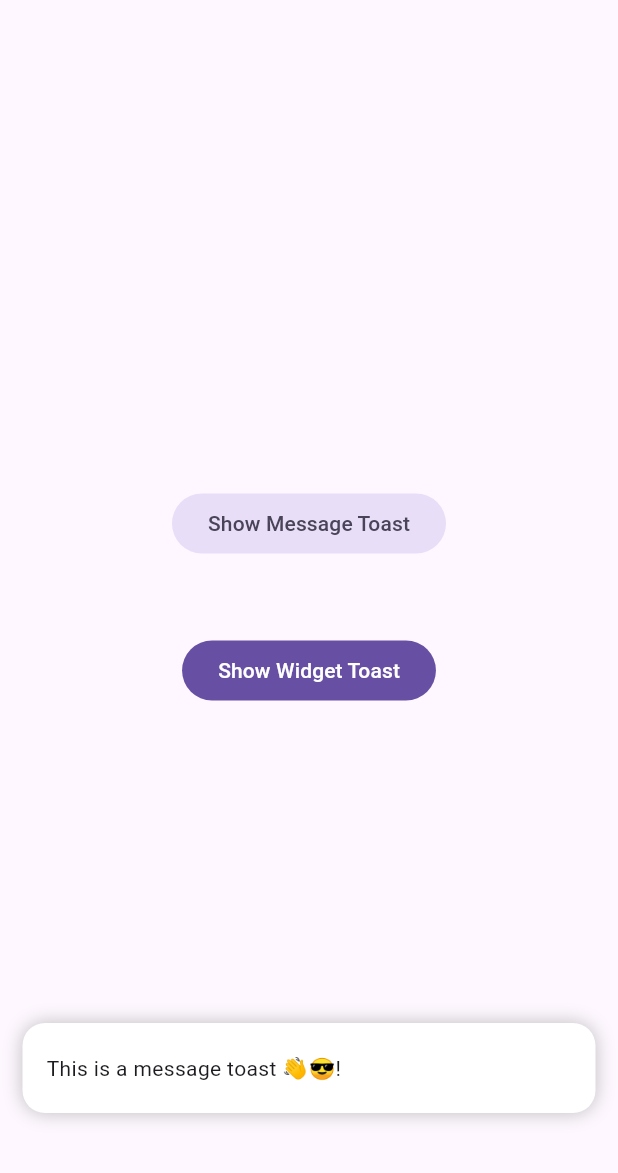
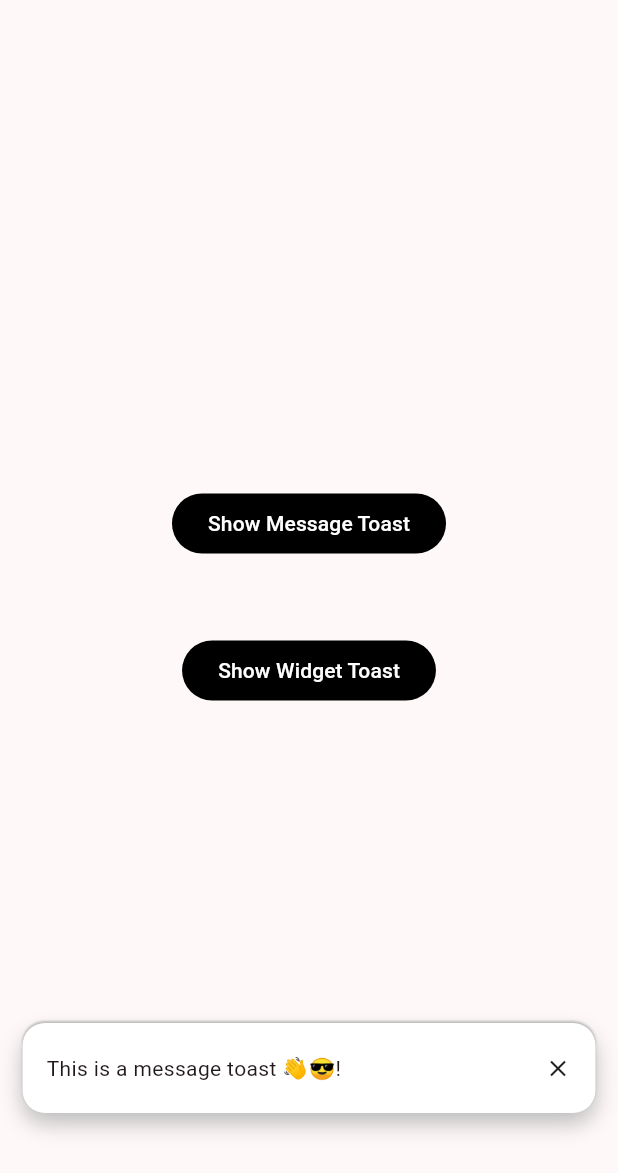
Before and after one commit to YeLwinOo-Steve/toasty_box, a Flutter app: the screen it shows after launch, after a tap on "Show Message Toast", on a phone screen of 412 x 824 dp, the part 63-1236 px from its top. Run offline on Flutter 3.47's test engine with Material 3 defaults, Android fonts, the phone set to English and light mode, and no system bars.

Commit message:
Added: close button to custom toast

```diff
--- a/example/lib/main.dart
+++ b/example/lib/main.dart
@@ -7,6 +7,10 @@ void main() {
     MaterialApp(
       theme: ThemeData(
         useMaterial3: true,
+        colorScheme: ColorScheme.fromSeed(
+          primary: Colors.black,
+          seedColor: Colors.black,
+        ),
       ),
       home: MyApp(),
     ),
@@ -32,18 +36,20 @@ class _MyAppState extends State<MyApp> {
         child: Column(
           mainAxisSize: MainAxisSize.min,
           children: [
-            FilledButton.tonal(
+            FilledButton(
               onPressed: () {
                 ToastService.showToast(
                   context,
                   length: ToastLength.medium,
                   expandedHeight: 100,
-                  message: "This is a message toast 👋😎!"
+                  message: "This is a message toast 👋😎!",
                 );
               },
               child: const Text('Show Message Toast'),
             ),
-            const SizedBox(height: 50,),
+            const SizedBox(
+              height: 50,
+            ),
             FilledButton(
               onPressed: () {
                 ToastService.showToast(
--- a/lib/custom_toast.dart
+++ b/lib/custom_toast.dart
@@ -8,11 +8,13 @@ class CustomToast extends StatefulWidget {
   final AnimationController? controller;
   final bool isInFront;
   final VoidCallback onTap;
+  final VoidCallback? onClose;
   final Curve? curve;
   const CustomToast({
     super.key,
     this.isInFront = false,
     required this.onTap,
+    this.onClose,
     this.message,
     this.child,
     this.backgroundColor,
@@ -44,17 +46,26 @@ class _CustomToastState extends State<CustomToast> {
                   reverseCurve: widget.curve ?? Curves.elasticOut,
                 ),
               ),
-              child: InkWell(
+              child: Stack(
+                children: [
+                  InkWell(
                     onTap: widget.onTap,
                     child: Container(
-                  padding:
-                      const EdgeInsets.symmetric(horizontal: 16, vertical: 20),
+                      width: MediaQuery.sizeOf(context).width,
+                      padding: const EdgeInsets.symmetric(
+                          horizontal: 16, vertical: 20),
                       decoration: BoxDecoration(
                         borderRadius: BorderRadius.circular(15),
                         color: widget.backgroundColor ?? Colors.white,
                         boxShadow: [
                           BoxShadow(
-                        blurRadius: widget.isInFront ? 10 : 3,
+                            blurRadius: widget.isInFront ? 0.5 : 0.0,
+                            offset: const Offset(0.0, -1.0),
+                            color: widget.shadowColor ?? Colors.grey.shade400,
+                          ),
+                          BoxShadow(
+                            blurRadius: widget.isInFront ? 12 : 3,
+                            offset: const Offset(0.0, 7.0),
                             color: widget.shadowColor ?? Colors.grey.shade400,
                           ),
                         ],
@@ -66,6 +77,20 @@ class _CustomToastState extends State<CustomToast> {
                             ),
                     ),
                   ),
+                  Positioned(
+                    top: 0,
+                    right: 16,
+                    bottom: 0,
+                    child: InkWell(
+                      onTap: widget.onClose,
+                      child: const Icon(
+                        Icons.close,
+                        size: 18,
+                      ),
+                    ),
+                  ),
+                ],
+              ),
             ),
           );
         });
--- a/lib/toast_service.dart
+++ b/lib/toast_service.dart
@@ -179,6 +179,8 @@ class ToastService {
                       _animationControllers.indexOf(controller)),
                   controller: controller,
                   onTap: () => _toggleExpand(controllerIndex),
+                  onClose: () => _reverseAnimation(
+                      _animationControllers.indexOf(controller)),
                   child: child,
                 ),
               ),
```
Also changed, not shown: 1 other file. Lines whose indentation alone changed are shown as unchanged.
